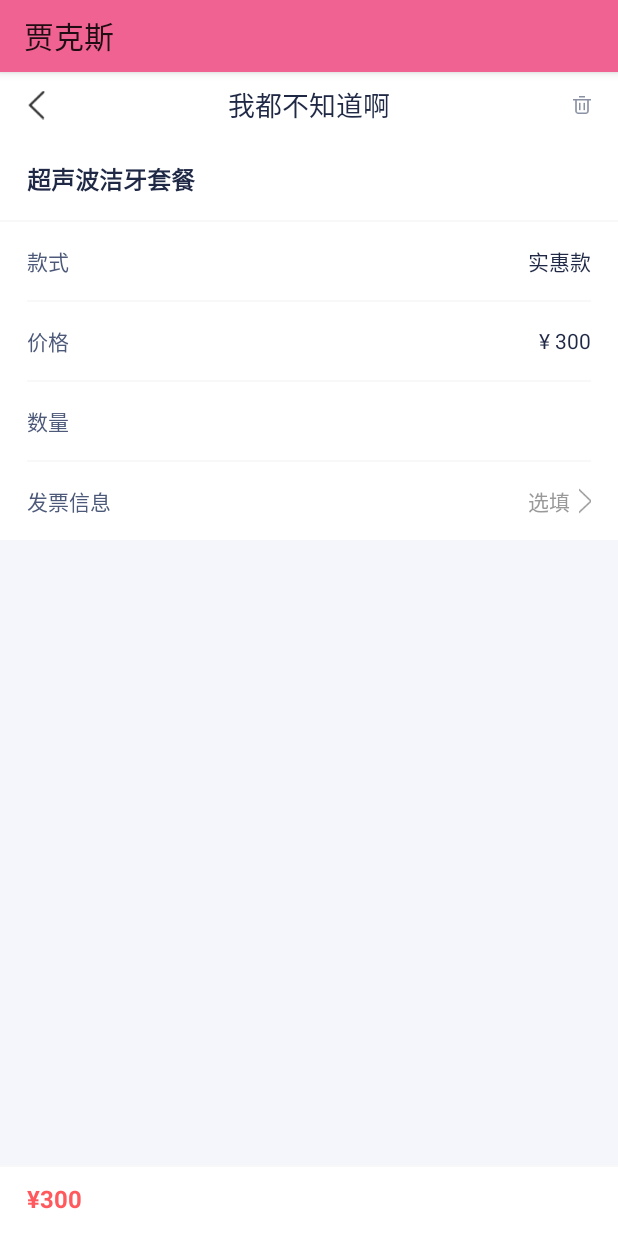
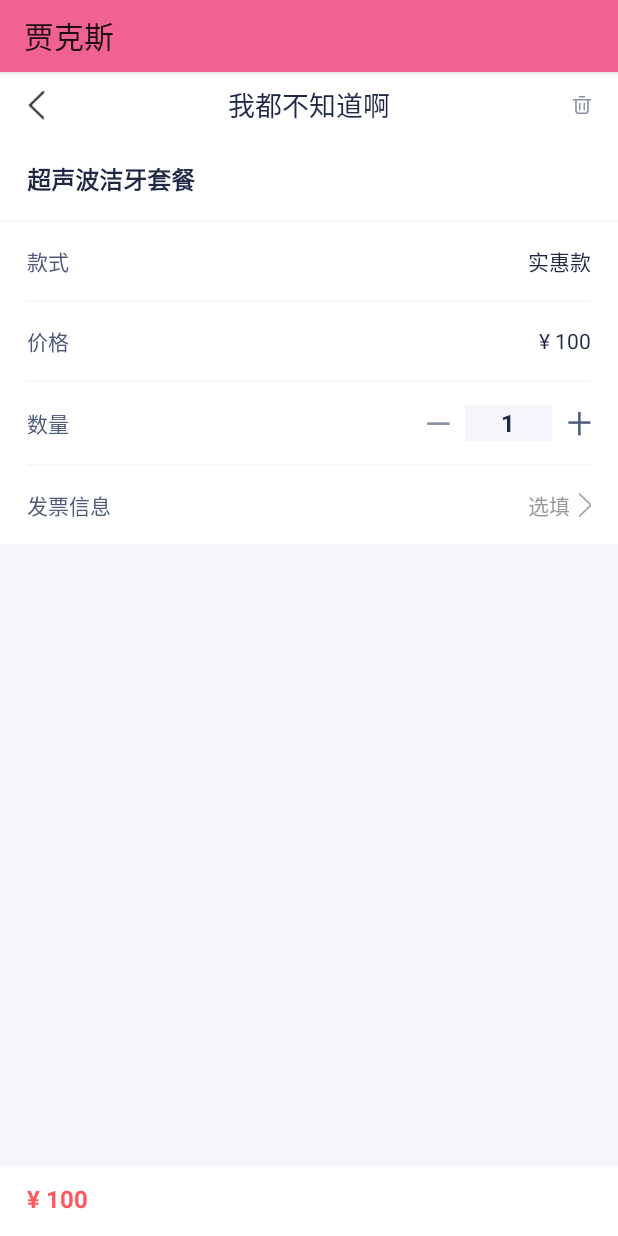
Before and after one commit to jaxwog/Learing, an Android app: the OrderActivity screen opened directly, with no data from a screen before it, on a phone screen of 412 x 824 dp. Run offline under Robolectric (Android 15) with nearby library versions, the phone set to English and light mode, and no system bars; our stand-ins replace ButterKnife; plain views replace CounterView, SimpleTxtButton.

Commit message:
订单界面添加

```diff
--- a/app/src/main/java/com/love/jax/activity/MainActivity.java
+++ b/app/src/main/java/com/love/jax/activity/MainActivity.java
@@ -5,6 +5,7 @@ import android.os.Bundle;
 import android.support.v7.widget.GridLayoutManager;
 import android.support.v7.widget.RecyclerView;
 import android.text.Editable;
+import android.text.TextUtils;
 import android.text.TextWatcher;
 import android.view.KeyEvent;
 import android.view.View;
@@ -25,6 +26,7 @@ import com.love.jax.bean.OrderEntity;
 import com.love.jax.utils.ConfigSet;
 import com.love.jax.utils.ListUtils;
 import com.love.jax.utils.Logger;
+import com.love.jax.utils.MatchContact;
 import com.love.jax.utils.StringShowUtils;
 import com.love.jax.view.HistoryFlowLayout;
 
--- a/app/src/main/java/com/love/jax/activity/OrderActivity.java
+++ b/app/src/main/java/com/love/jax/activity/OrderActivity.java
@@ -1,15 +1,25 @@
 package com.love.jax.activity;
 
+
+import android.widget.TextView;
 
 import com.google.gson.Gson;
 import com.love.jax.R;
 import com.love.jax.bean.OrderEntity;
 import com.love.jax.utils.ConfigSet;
 import com.love.jax.utils.Logger;
+import com.love.jax.view.CounterView;
+
+import butterknife.BindView;
 
 public class OrderActivity extends BaseActivity {
     OrderEntity entity;
     private static final String TAG = "OrderActivity";
+
+    @BindView(R.id.view_count)
+    CounterView viewCount;
+    @BindView(R.id.view_money_pay)
+    TextView viewMoneyPay;
 
 
     @Override
@@ -31,7 +41,16 @@ public class OrderActivity extends BaseActivity {
 
     @Override
     protected void initView() {
+        viewCount.setOnCountChangeListener(new CounterView.OnCountChangeListener() {
+            @Override
+            public void onCountChange(int count) {
+                viewMoneyPay.setText("¥ "+count*100);
+            }
+        });
 
+        viewCount.getOnCountChangeListener().onCountChange(1);
+        viewCount.setMaxCount(10);
+        viewCount.setMinCount(1);
     }
 
     @Override
--- /dev/null
+++ b/app/src/main/java/com/love/jax/view/CounterView.java
@@ -0,0 +1,309 @@
+package com.love.jax.view;
+
+import android.content.Context;
+import android.graphics.Color;
+import android.os.Handler;
+import android.os.Message;
+import android.support.annotation.NonNull;
+import android.support.annotation.Nullable;
+import android.text.Editable;
+import android.text.TextUtils;
+import android.text.TextWatcher;
+import android.util.AttributeSet;
+import android.view.LayoutInflater;
+import android.view.MotionEvent;
+import android.view.View;
+import android.widget.EditText;
+import android.widget.FrameLayout;
+import android.widget.TextView;
+import com.love.jax.R;
+
+
+/**
+ * Created by jf on 2018/6/20.
+ * 根据产品要求设计的简单计数器
+ * 1 动态调整计数范围
+ * 2 长按连续计数
+ */
+
+public class CounterView extends FrameLayout{
+
+    TextView btnReduce;
+    TextView btnAdd;
+    EditText viewEdit;
+
+    int colorBtnAct;
+    int colorBtnNeg;
+
+    int maxCount=100;
+    int minCount=1;
+
+    private OnCountChangeListener onCountChangeListener;
+
+    public CounterView(@NonNull Context context) {
+        super(context);
+        init(null);
+    }
+
+    public CounterView(@NonNull Context context, @Nullable AttributeSet attrs) {
+        super(context, attrs);
+        init(attrs);
+    }
+
+    public CounterView(@NonNull Context context, @Nullable AttributeSet attrs, int defStyleAttr) {
+        super(context, attrs, defStyleAttr);
+        init(attrs);
+    }
+
+    public EditText getViewEdit(){
+        return viewEdit;
+    }
+
+    private void init(AttributeSet attrs){
+        LayoutInflater.from(getContext()).inflate(R.layout.view_counter2,this,true);
+
+        btnReduce=findViewById(R.id.btn_reduce);
+        btnAdd=findViewById(R.id.btn_add);
+        viewEdit=findViewById(R.id.view_edit);
+
+        colorBtnAct= Color.parseColor("#4C5979");
+        colorBtnNeg=Color.parseColor("#8A91A4");
+
+
+        btnReduce.setOnTouchListener(new GestureTouchListener() {
+            @Override
+            public void onLongPressing() {
+                viewEdit.setText(String.valueOf(getCount()-1));
+                moveCursorToEnd();
+            }
+
+            @Override
+            public void onClick() {
+                viewEdit.setText(String.valueOf(getCount()-1));
+                moveCursorToEnd();
+            }
+        });
+
+        btnAdd.setOnTouchListener(new GestureTouchListener() {
+            @Override
+            public void onLongPressing() {
+                viewEdit.setText(String.valueOf(getCount()+1));
+                moveCursorToEnd();
+            }
+
+            @Override
+            public void onClick() {
+                viewEdit.setText(String.valueOf(getCount()+1));
+                moveCursorToEnd();
+            }
+        });
+
+
+        viewEdit.setOnClickListener(new OnClickListener() {
+            @Override
+            public void onClick(View v) {
+//                Log.i("haha","is active:"+SystemUI.isViewInputActive(viewEdit));
+                moveCursorToEnd();
+            }
+        });
+
+
+        viewEdit.addTextChangedListener(new TextWatcher() {
+            @Override
+            public void beforeTextChanged(CharSequence s, int start, int count, int after) {
+
+            }
+
+            @Override
+            public void onTextChanged(CharSequence s, int start, int before, int count) {
+
+            }
+
+            @Override
+            public void afterTextChanged(Editable s) {
+                if (TextUtils.isEmpty(s)){
+                    return;
+                }
+
+                int num=Integer.parseInt(s.toString());
+
+                if (num==maxCount){
+                    setBtnSt(2);
+                }else if (num==minCount){
+                    setBtnSt(0);
+                }else{
+                    setBtnSt(1);
+                }
+
+                if (num>=minCount && num<=maxCount){
+                    if (onCountChangeListener!=null){
+                        onCountChangeListener.onCountChange(num);
+                    }
+                }
+
+                if (num>maxCount){
+                    viewEdit.setText(String.valueOf(maxCount));
+                }else if (num<minCount){
+                    viewEdit.setText(String.valueOf(minCount));
+                }
+                moveCursorToEnd();
+            }
+        });
+
+
+        viewEdit.setHint(String.valueOf(minCount));
+        viewEdit.setText(String.valueOf(minCount));
+
+
+    }
+
+    public void setMaxCount(int maxCount){
+        this.maxCount=maxCount;
+        if (getCount()>maxCount){
+            setCount(maxCount);
+        }
+    }
+
+    public void setMinCount(int minCount){
+        this.minCount=minCount;
+        if (getCount()<minCount){
+            setCount(minCount);
+        }
+    }
+
+    public void setCount(int count){
+        viewEdit.setText(String.valueOf(count));
+    }
+
+    public void setOnCountChangeListener(OnCountChangeListener onCountChangeListener){
+        this.onCountChangeListener=onCountChangeListener;
+    }
+
+    public OnCountChangeListener getOnCountChangeListener() {
+        return onCountChangeListener;
+    }
+
+    /**
+     * 获取计数结果
+     * @return
+     */
+    public int getResult(){
+        String content=viewEdit.getText().toString();
+        if (TextUtils.isEmpty(content)){
+            content=viewEdit.getHint().toString();
+        }
+        if (TextUtils.isEmpty(content)){
+            return minCount;
+        }
+        return Integer.valueOf(content);
+    }
+
+    /**
+     * 光标移至末尾
+     */
+    void moveCursorToEnd(){
+        String content=viewEdit.getText().toString();
+        if (TextUtils.isEmpty(content)) return;
+        viewEdit.setSelection(content.length());
+    }
+
+    private int getCount(){
+        String content=viewEdit.getText().toString();
+        if (TextUtils.isEmpty(content)) return 0;
+        return Integer.parseInt(viewEdit.getText().toString());
+    }
+
+    void setBtnSt(int st){
+        switch (st){
+            case 0:
+                btnReduce.setTextColor(colorBtnNeg);
+//                btnReduce.setBackgroundColor(colorBtnNeg);
+                btnAdd.setTextColor(colorBtnAct);
+                break;
+            case 1:
+                btnReduce.setTextColor(colorBtnAct);
+//                btnReduce.setBackgroundColor(colorBtnAct);
+                btnAdd.setTextColor(colorBtnAct);
+                break;
+            case 2:
+                btnReduce.setTextColor(colorBtnAct);
+//                btnReduce.setBackgroundColor(colorBtnAct);
+                btnAdd.setTextColor(colorBtnNeg);
+                break;
+        }
+    }
+
+
+    public interface OnCountChangeListener{
+
+        void onCountChange(int count);
+    }
+
+
+    /**
+     * 长按手势
+     */
+    public abstract static class GestureTouchListener implements OnTouchListener {
+
+        public static final int LONG_PRESS=1;
+        public static final int CLICK=0;
+        public static final int LONG_TIMEOUT= 500;
+        public static final int LONG_REPEAT_DELAY=100;
+
+        int mode=-1;
+
+        GestureHandler handler=new GestureHandler();
+
+        public abstract void onLongPressing();
+
+        public abstract void onClick();
+
+        private boolean hasLongPressed(){
+            return mode== LONG_PRESS;
+        }
+
+        @Override
+        public boolean onTouch(View v, MotionEvent event) {
+            switch (event.getAction()){
+                case MotionEvent.ACTION_DOWN:
+                    mode=-1;
+                    handler.sendEmptyMessageDelayed(LONG_PRESS,LONG_TIMEOUT);
+                    break;
+                case MotionEvent.ACTION_MOVE:
+
+                    break;
+                case MotionEvent.ACTION_UP:
+                case MotionEvent.ACTION_CANCEL:
+                    handler.removeMessages(LONG_PRESS);
+                    if (!hasLongPressed()){
+                        handler.sendEmptyMessage(CLICK);
+                    }
+                    break;
+            }
+            return true;
+        }
+
+
+        public class GestureHandler extends Handler {
+
+            @Override
+            public void handleMessage(Message msg) {
+                super.handleMessage(msg);
+                switch (msg.what){
+                    case LONG_PRESS:
+                        mode=LONG_PRESS;
+                        onLongPressing();
+                        sendEmptyMessageDelayed(LONG_PRESS,LONG_REPEAT_DELAY);
+                        break;
+                    case CLICK:
+                        mode=CLICK;
+                        onClick();
+                        break;
+                }
+            }
+        }
+    }
+
+
+
+}
--- a/app/src/main/res/layout/activity_order.xml
+++ b/app/src/main/res/layout/activity_order.xml
@@ -110,7 +110,7 @@
                     android:layout_height="wrap_content"
                     android:layout_gravity="center_vertical|right"
                     android:singleLine="true"
-                    android:text="¥ 300"
+                    android:text="¥ 100"
                     android:textColor="#FF1F2845"
                     android:textSize="14sp"/>
             </FrameLayout>
@@ -140,12 +140,12 @@
                     android:textColor="#FF4C5979"
                     android:textSize="14sp"/>
 
-                <!--<com.taikang.tailife.app.health.view.CounterView-->
-                    <!--android:id="@+id/view_count"-->
-                    <!--android:layout_width="122dp"-->
-                    <!--android:layout_height="24dp"-->
-                    <!--android:layout_gravity="center_vertical|right"-->
-                    <!--android:layout_marginRight="-20dp"></com.taikang.tailife.app.health.view.CounterView>-->
+                <com.love.jax.view.CounterView
+                    android:id="@+id/view_count"
+                    android:layout_width="wrap_content"
+                    android:layout_height="24dp"
+                    android:layout_gravity="center_vertical|right"
+                    android:layout_marginRight="-10dp"></com.love.jax.view.CounterView>
             </FrameLayout>
 
             <View
--- /dev/null
+++ b/app/src/main/res/layout/view_counter2.xml
@@ -0,0 +1,54 @@
+<?xml version="1.0" encoding="utf-8"?>
+<LinearLayout
+    xmlns:android="http://schemas.android.com/apk/res/android"
+    android:orientation="horizontal"
+    android:layout_width="wrap_content"
+    android:layout_height="match_parent">
+
+    <TextView
+        android:id="@+id/btn_reduce"
+        android:layout_width="wrap_content"
+        android:layout_height="match_parent"
+        android:textColor="@color/color_4C5979"
+        android:gravity="center"
+        android:layout_gravity="center_vertical"
+        android:text="一"
+        android:textStyle="bold"
+        android:textSize="16sp"
+        android:paddingLeft="@dimen/dimen_dp_10dp"
+        android:paddingRight="@dimen/dimen_dp_10dp"/>
+
+    <EditText
+        android:id="@+id/view_edit"
+        android:layout_width="@dimen/dimen_dp_58dp"
+        android:layout_height="match_parent"
+        android:layout_gravity="center"
+        android:gravity="center"
+        android:inputType="number"
+        android:textCursorDrawable="@color/color_CCCCCC"
+        android:singleLine="true"
+        android:cursorVisible="true"
+        android:hint="1"
+        android:textStyle="bold"
+        android:textColorHint="@color/color_999999"
+        android:textColor="@color/color_1F2845"
+        android:textSize="16sp"
+        android:background="@color/color_F4F6FC"/>
+
+
+    <TextView
+        android:id="@+id/btn_add"
+        android:layout_gravity="center_vertical"
+        android:layout_width="wrap_content"
+        android:layout_height="match_parent"
+        android:gravity="center"
+        android:textStyle="bold"
+
+        android:textColor="@color/color_8A91A4"
+        android:text="十"
+        android:textSize="16sp"
+        android:paddingLeft="@dimen/dimen_dp_10dp"
+        android:paddingRight="@dimen/dimen_dp_10dp"/>
+
+
+</LinearLayout>
```
Also changed, not shown: app/src/main/java/com/love/jax/utils/MatchContact.java (added, +166 -0 lines), app/src/main/res/layout/view_counter.xml (added, +58 -0 lines).
